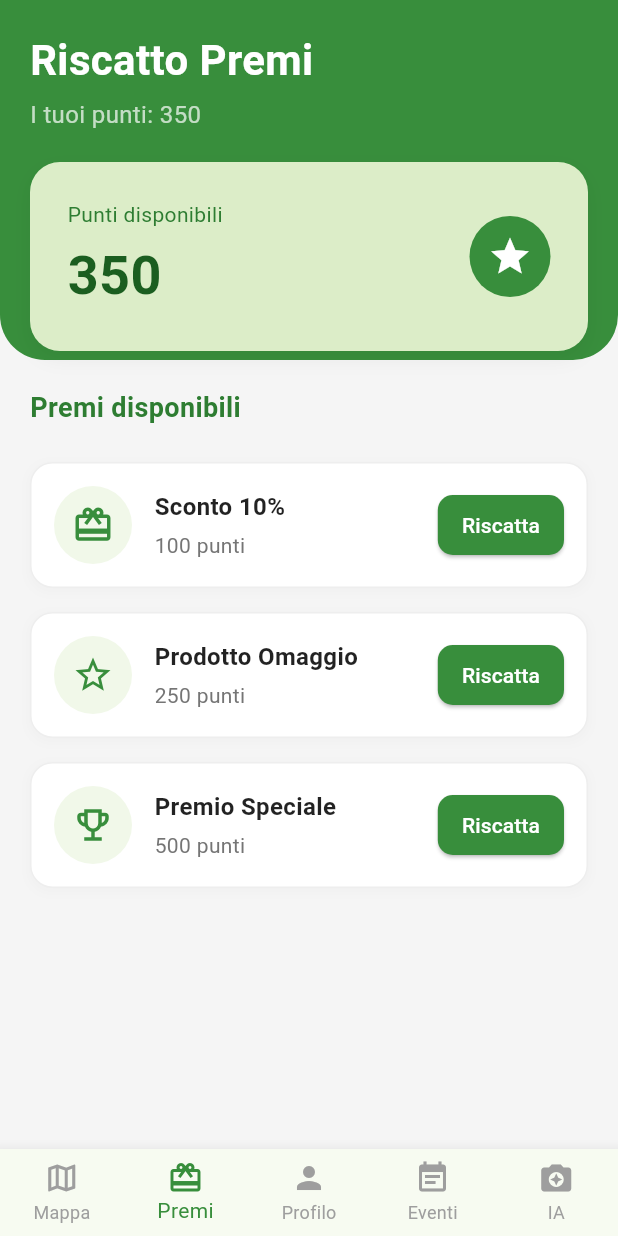
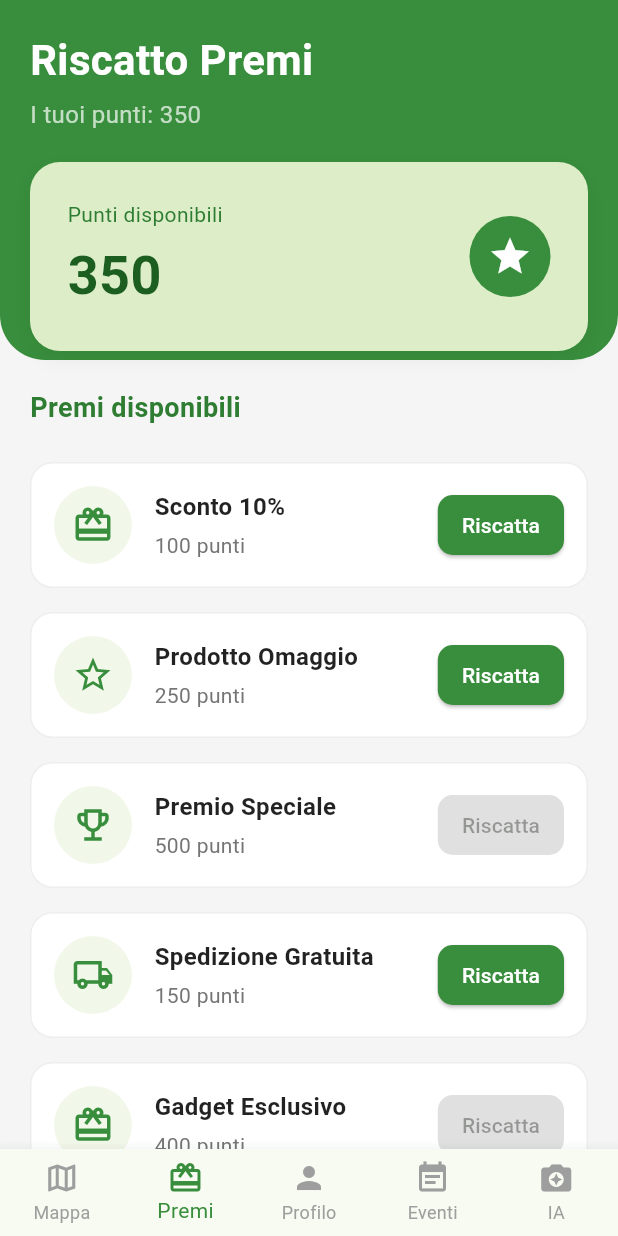
Before and after one commit to fraper02/CityClean, a Flutter app: the RewardsScreen screen opened directly, on a phone screen of 412 x 824 dp. Run offline on Flutter 3.47's test engine with Material 3 defaults, Android fonts, the phone set to English and light mode, and no system bars; our stand-ins replace flutter_secure_storage; accounts and stored records are empty; network calls fail.

Commit message:
Inserimento di storage criptato di Flutter, inserimento di mocking per RiscattPremi

```diff
--- a/lib/screens/profile_screen.dart
+++ b/lib/screens/profile_screen.dart
@@ -10,6 +10,19 @@ class ProfileScreen extends StatelessWidget {
   Widget build(BuildContext context) {
     final Color primaryGreen = Colors.green[700]!;
     final Color lightGreen = Colors.green[100]!;
+
+
+    Future<int> getPoints() async {
+      // Simula un ritardo di rete
+      await Future.delayed(const Duration(seconds: 1));
+
+      // Restituisce un valore fittizio (mock)
+      // In un'app reale, qui faresti una chiamata HTTP:
+      // final response = await http.get(Uri.parse('https://api.tuosito.com/user/points'));
+      // return jsonDecode(response.body)['points'];
+      return 350;
+    }
+
 
     return Scaffold(
       backgroundColor: Colors.grey[100],
--- a/lib/screens/rewards_screen.dart
+++ b/lib/screens/rewards_screen.dart
@@ -1,27 +1,121 @@
-import 'package:cityclean/screens/profile_screen.dart';
+// C:/Users/antop/StudioProjects/CityClean/lib/screens/rewards_screen.dart
+
 import 'package:flutter/material.dart';
 import '../components/bottom_nav_bar.dart';
+import 'dart:async'; // Import necessario per Future e Stream
 
-class RewardsScreen extends StatelessWidget {
+// --- 1. MODELLO DATI INTEGRATO ---
+// Il modello per i premi è ora definito direttamente in questo file.
+class Reward {
+  final String title;
+  final int points;
+  final String iconName;
+
+  const Reward({
+    required this.title,
+    required this.points,
+    required this.iconName,
+  });
+}
+
+// --- 2. FUNZIONI DI MOCKING INTEGRATE ---
+// Funzioni che simulano chiamate di rete, ora definite localmente.
+
+/// Funzione mock per recuperare il saldo punti dell'utente.
+Future<int> getMockPoints() async {
+  await Future.delayed(const Duration(seconds: 1));
+  return 350;
+}
+
+/// Funzione mock per recuperare la lista dei premi disponibili.
+Future<List<Reward>> getMockAvailableRewards() async {
+  await Future.delayed(const Duration(milliseconds: 1500));
+  return const [
+    Reward(title: "Sconto 10%", points: 100, iconName: 'card_giftcard'),
+    Reward(title: "Prodotto Omaggio", points: 250, iconName: 'star_outline'),
+    Reward(title: "Premio Speciale", points: 500, iconName: 'emoji_events_outlined'),
+    Reward(title: "Spedizione Gratuita", points: 150, iconName: 'local_shipping_outlined'),
+    Reward(title: "Gadget Esclusivo", points: 400, iconName: 'redeem'),
+  ];
+}
+
+
+// Mappa e funzione helper per convertire i nomi delle icone in IconData
+const Map<String, IconData> _iconMap = {
+  'card_giftcard': Icons.card_giftcard,
+  'star_outline': Icons.star_outline,
+  'emoji_events_outlined': Icons.emoji_events_outlined,
+  'local_shipping_outlined': Icons.local_shipping_outlined,
+  'redeem': Icons.redeem,
+};
+
+IconData getIconFromString(String iconName) {
+  return _iconMap[iconName] ?? Icons.help_outline;
+}
+
+
+// --- SCHERMATA PRINCIPALE (StatefulWidget) ---
+class RewardsScreen extends StatefulWidget {
   const RewardsScreen({super.key});
 
   @override
+  State<RewardsScreen> createState() => _RewardsScreenState();
+}
+
+class _RewardsScreenState extends State<RewardsScreen> {
+  // Future che attenderà il completamento di entrambe le chiamate
+  late Future<List<dynamic>> _dataFuture;
+
+  @override
+  void initState() {
+    super.initState();
+    // Eseguiamo entrambe le chiamate (ora locali) in parallelo
+    _dataFuture = Future.wait([
+      getMockPoints(),          // <-- Chiama la funzione di mock locale
+      getMockAvailableRewards(), // <-- Chiama la funzione di mock locale
+    ]);
+  }
+
+  @override
   Widget build(BuildContext context) {
-    // Palette colori (coerente con il Profilo)
-    final Color primaryGreen = Colors.green[700]!;
-    final Color lightGreenCard = Colors.lightGreen[100]!; // Per la card in alto
-    final Color iconBgGreen = Colors.lightGreen[50]!; // Sfondo icone premi
-
     return Scaffold(
       backgroundColor: Colors.grey[100],
-      bottomNavigationBar: const CityCleanBottomNavBar(currentIndex: 1), //RICHIAMO LA BOTTOM NAV BAR
+      bottomNavigationBar: const CityCleanBottomNavBar(currentIndex: 1),
+      // FutureBuilder per gestire il caricamento dei dati
+      body: FutureBuilder<List<dynamic>>(
+        future: _dataFuture,
+        builder: (context, snapshot) {
+          if (snapshot.connectionState == ConnectionState.waiting) {
+            return const Center(child: CircularProgressIndicator());
+          }
 
+          if (snapshot.hasError || !snapshot.hasData || snapshot.data!.length < 2) {
+            return const Center(child: Text("Impossibile caricare i dati dei premi."));
+          }
 
-      body: Stack(
+          // Estraiamo i dati dalla lista dei risultati
+          final int userPoints = snapshot.data![0];
+          final List<Reward> availableRewards = snapshot.data![1];
+
+          // Una volta che abbiamo tutti i dati, costruiamo la UI
+          return _buildContentUI(context, userPoints, availableRewards);
+        },
+      ),
+    );
+  }
+
+  /// Metodo che costruisce l'intera UI quando tutti i dati sono stati caricati.
+  Widget _buildContentUI(BuildContext context, int userPoints, List<Reward> availableRewards) {
+    // Palette colori
+    final Color primaryGreen = Colors.green[700]!;
+    final Color lightGreenCard = Colors.lightGreen[100]!;
+    final Color iconBgGreen = Colors.lightGreen[50]!;
+
+    return Stack(
       children: [
-          // 1. SFONDO VERDE (HEADER)
+        // Header
         Container(
-            height: 240, // Leggermente meno alto del profilo
+          height: 240,
           width: double.infinity,
           decoration: BoxDecoration(
             color: primaryGreen,
@@ -32,52 +126,72 @@ class RewardsScreen extends StatelessWidget {
           ),
         ),
 
-          // 2. CONTENUTO SCORREVOLE
+        // Contenuto scorrevole
         SafeArea(
           child: SingleChildScrollView(
             child: Column(
               crossAxisAlignment: CrossAxisAlignment.start,
               children: [
-                  // Testi Intestazione
-                  const Padding(
-                    padding: EdgeInsets.fromLTRB(20, 20, 20, 20),
+                // Testi Intestazione con punti dinamici
+                Padding(
+                  padding: const EdgeInsets.fromLTRB(20, 20, 20, 20),
                   child: Column(
                     crossAxisAlignment: CrossAxisAlignment.start,
                     children: [
-                        Text(
-                          "Riscatto Premi",
-                          style: TextStyle(
-                            fontSize: 28,
-                            fontWeight: FontWeight.bold,
-                            color: Colors.white,
-                          ),
-                        ),
-                        SizedBox(height: 5),
-                        Text(
-                          "I tuoi punti: 350",
-                          style: TextStyle(
-                            fontSize: 16,
-                            color: Colors.white70,
-                          ),
-                        ),
+                      const Text("Riscatto Premi", style: TextStyle(fontSize: 28, fontWeight: FontWeight.bold, color: Colors.white)),
+                      const SizedBox(height: 5),
+                      Text("I tuoi punti: $userPoints", style: const TextStyle(fontSize: 16, color: Colors.white70)),
                     ],
                   ),
                 ),
 
-                  // 3. CARD RIEPILOGO PUNTI (Quella verde chiaro)
-                  Container(
+                // Card Riepilogo Punti
+                _buildPointsSummaryCard(userPoints, lightGreenCard, primaryGreen),
+
+                const SizedBox(height: 25),
+
+                // Titolo Sezione "Premi disponibili"
+                Padding(
+                  padding: const EdgeInsets.symmetric(horizontal: 20),
+                  child: Text("Premi disponibili", style: TextStyle(fontSize: 18, fontWeight: FontWeight.bold, color: Colors.green[800])),
+                ),
+                const SizedBox(height: 15),
+
+                // Lista premi dinamica
+                ListView.builder(
+                  itemCount: availableRewards.length,
+                  shrinkWrap: true,
+                  physics: const NeverScrollableScrollPhysics(),
+                  itemBuilder: (context, index) {
+                    final reward = availableRewards[index];
+                    return _buildRewardCard(
+                      reward: reward,
+                      iconBg: iconBgGreen,
+                      iconColor: primaryGreen,
+                      canRedeem: userPoints >= reward.points,
+                      onRedeem: () => print("Tentativo di riscatto: ${reward.title}"),
+                    );
+                  },
+                ),
+                const SizedBox(height: 30),
+              ],
+            ),
+          ),
+        ),
+      ],
+    );
+  }
+
+  // --- WIDGET HELPER PER LEGGIBILITÀ ---
+
+  Widget _buildPointsSummaryCard(int userPoints, Color cardColor, Color primaryColor) {
+    return Container(
       margin: const EdgeInsets.symmetric(horizontal: 20),
       padding: const EdgeInsets.all(25),
       decoration: BoxDecoration(
-                      color: lightGreenCard,
+        color: cardColor,
         borderRadius: BorderRadius.circular(20),
-                      boxShadow: [
-                        BoxShadow(
-                          color: Colors.black.withOpacity(0.05),
-                          blurRadius: 10,
-                          offset: const Offset(0, 5),
-                        ),
-                      ],
+        boxShadow: [BoxShadow(color: Colors.black.withOpacity(0.05), blurRadius: 10, offset: const Offset(0, 5))],
       ),
       child: Row(
         mainAxisAlignment: MainAxisAlignment.spaceBetween,
@@ -85,161 +199,57 @@ class RewardsScreen extends StatelessWidget {
           Column(
             crossAxisAlignment: CrossAxisAlignment.start,
             children: [
-                            Text(
-                              "Punti disponibili",
-                              style: TextStyle(
-                                color: Colors.green[800],
-                                fontSize: 14,
-                              ),
-                            ),
+              Text("Punti disponibili", style: TextStyle(color: Colors.green[800], fontSize: 14)),
               const SizedBox(height: 5),
-                            Text(
-                              "350",
-                              style: TextStyle(
-                                color: Colors.green[900],
-                                fontSize: 36,
-                                fontWeight: FontWeight.bold,
-                              ),
-                            ),
+              Text(userPoints.toString(), style: TextStyle(color: Colors.green[900], fontSize: 36, fontWeight: FontWeight.bold)),
             ],
           ),
-                        // Icona stella nel cerchio verde scuro
           Container(
             padding: const EdgeInsets.all(12),
-                          decoration: BoxDecoration(
-                            color: primaryGreen,
-                            shape: BoxShape.circle,
-                          ),
+            decoration: BoxDecoration(color: primaryColor, shape: BoxShape.circle),
             child: const Icon(Icons.star, color: Colors.white, size: 30),
-                        ),
-                      ],
-                    ),
-                  ),
-
-                  const SizedBox(height: 25),
-
-                  // Titolo Sezione "Premi disponibili"
-                  Padding(
-                    padding: const EdgeInsets.symmetric(horizontal: 20),
-                    child: Text(
-                      "Premi disponibili",
-                      style: TextStyle(
-                        fontSize: 18,
-                        fontWeight: FontWeight.bold,
-                        color: Colors.green[800],
-                      ),
-                    ),
-                  ),
-
-                  const SizedBox(height: 15),
-
-                  // 4. LISTA DEI PREMI
-                  // Usiamo il nostro widget helper creato sotto
-                  _buildRewardCard(
-                    title: "Sconto 10%",
-                    points: "100 punti",
-                    icon: Icons.card_giftcard,
-                    iconBg: iconBgGreen,
-                    iconColor: primaryGreen,
-                  ),
-                  _buildRewardCard(
-                    title: "Prodotto Omaggio",
-                    points: "250 punti",
-                    icon: Icons.star_outline,
-                    iconBg: iconBgGreen,
-                    iconColor: primaryGreen,
-                  ),
-                  _buildRewardCard(
-                    title: "Premio Speciale",
-                    points: "500 punti",
-                    icon: Icons.emoji_events_outlined,
-                    iconBg: iconBgGreen,
-                    iconColor: primaryGreen,
-                  ),
-
-                  const SizedBox(height: 30), // Spazio finale
-                ],
-              ),
-            ),
           ),
         ],
       ),
     );
   }
 
-  // Widget Helper per creare le card dei premi
   Widget _buildRewardCard({
-    required String title,
-    required String points,
-    required IconData icon,
+    required Reward reward,
     required Color iconBg,
     required Color iconColor,
+    required bool canRedeem,
+    required VoidCallback onRedeem,
   }) {
     return Container(
       margin: const EdgeInsets.symmetric(horizontal: 20, vertical: 8),
       padding: const EdgeInsets.all(15),
-      decoration: BoxDecoration(
-        color: Colors.white,
-        borderRadius: BorderRadius.circular(15),
-        border: Border.all(color: Colors.grey.shade200),
-        boxShadow: [
-          BoxShadow(
-            color: Colors.grey.withOpacity(0.05),
-            spreadRadius: 1,
-            blurRadius: 5,
-            offset: const Offset(0, 2),
-          ),
-        ],
-      ),
+      decoration: BoxDecoration(color: Colors.white, borderRadius: BorderRadius.circular(15), border: Border.all(color: Colors.grey.shade200)),
       child: Row(
         children: [
-          // Icona a sinistra
           Container(
             padding: const EdgeInsets.all(12),
-            decoration: BoxDecoration(
-              color: iconBg,
-              shape: BoxShape.circle,
-            ),
-            child: Icon(icon, color: iconColor, size: 28),
+            decoration: BoxDecoration(color: iconBg, shape: BoxShape.circle),
+            child: Icon(getIconFromString(reward.iconName), color: iconColor, size: 28),
           ),
           const SizedBox(width: 15),
-
-          // Testi (Titolo e Punti)
           Expanded(
             child: Column(
               crossAxisAlignment: CrossAxisAlignment.start,
               children: [
-                Text(
-                  title,
-                  style: const TextStyle(
-                    fontSize: 16,
-                    fontWeight: FontWeight.bold,
-                    color: Colors.black87,
-                  ),
-                ),
+                Text(reward.title, style: const TextStyle(fontSize: 16, fontWeight: FontWeight.bold, color: Colors.black87)),
                 const SizedBox(height: 4),
-                Text(
-                  points,
-                  style: TextStyle(
-                    fontSize: 14,
-                    color: Colors.grey[600],
-                  ),
-                ),
+                Text("${reward.points} punti", style: TextStyle(fontSize: 14, color: Colors.grey[600])),
               ],
             ),
           ),
-
-          // Bottone Riscatta
           ElevatedButton(
-            onPressed: () {
-              // Azione per riscattare
-            },
+            onPressed: canRedeem ? onRedeem : null,
             style: ElevatedButton.styleFrom(
-              backgroundColor: iconColor, // Colore verde scuro
-              foregroundColor: Colors.white, // Colore testo bianco
-              shape: RoundedRectangleBorder(
-                borderRadius: BorderRadius.circular(10),
-              ),
+              backgroundColor: iconColor,
+              foregroundColor: Colors.white,
+              disabledBackgroundColor: Colors.grey.shade300,
+              shape: RoundedRectangleBorder(borderRadius: BorderRadius.circular(10)),
               padding: const EdgeInsets.symmetric(horizontal: 16, vertical: 10),
             ),
             child: const Text("Riscatta"),
--- /dev/null
+++ b/lib/utilities/storage_service.dart
@@ -0,0 +1,10 @@
+import 'package:flutter_secure_storage/flutter_secure_storage.dart';
+
+class StorageService {
+  static const _storage = FlutterSecureStorage();
+
+
+
+
+
+}
--- a/pubspec.yaml
+++ b/pubspec.yaml
@@ -34,6 +34,7 @@ dependencies:
   # The following adds the Cupertino Icons font to your application.
   # Use with the CupertinoIcons class for iOS style icons.
   cupertino_icons: ^1.0.8
+  flutter_secure_storage: ^9.2.2
 
 dev_dependencies:
   flutter_test:
```
Also changed, not shown: pubspec.lock, 5 other files. Lines whose indentation alone changed are shown as unchanged.
